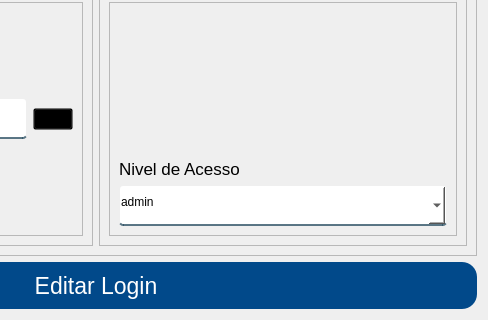
First picture: the form in App/view/ui/editarLogin.ui, repository Senac-SOR-ADS/Mapa-de-Sala, before the edit; both pictures show x 296 to 784 and y 302 to 622 of the 784 by 622 pixel window.
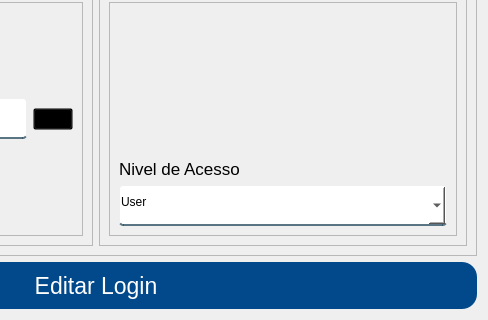
Second picture: the form after the edit. Icons and pictures are not drawn.

Commit message:
Melhoria no Editar Login (#265)
Atualização para a tela de Editar Login #263

Patch:
```diff
--- a/App/view/ui/editarLogin.ui
+++ b/App/view/ui/editarLogin.ui
@@ -339,7 +339,7 @@
               </property>
               <item>
                <property name="text">
-                <string>admin</string>
+                <string>User</string>
                </property>
               </item>
               <item>
```
Left out of the diff: 7 changed lines with no effect on the pictures.
